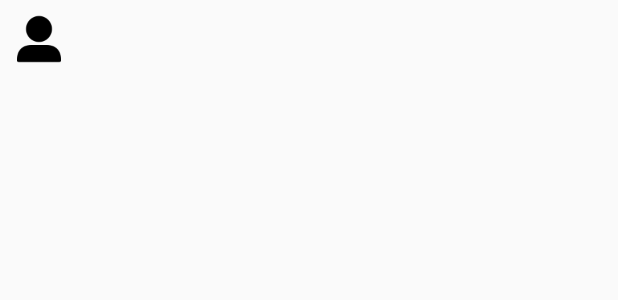
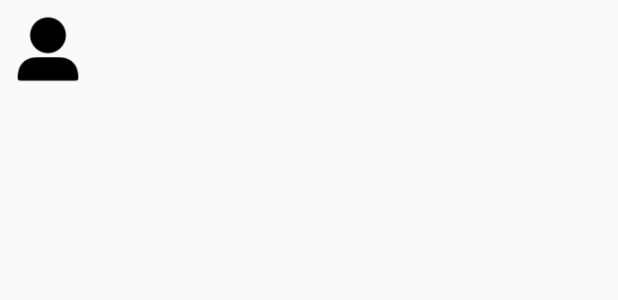
Before and after one commit to JamBuzzers/What-sThatJam-, an Android app: the layout item_search.xml on its own in the app's theme, with its tools: preview values and no code run, on a phone screen of 412 x 824 dp. Shown: the top 300 px of the screen. Run offline under Robolectric (Android 15) with nearby library versions, the phone set to English and light mode, and no system bars; Roboto replaces fonts that are not available here.

Commit message:
made the pictures a bit bigger

```diff
--- a/app/src/main/res/layout/item_search.xml
+++ b/app/src/main/res/layout/item_search.xml
@@ -11,16 +11,22 @@
         android:layout_height="wrap_content"
         android:layout_alignBottom="@+id/ivSearchProfPic"
         android:layout_alignParentEnd="true"
-        android:layout_marginEnd="50dp" />
+        android:layout_marginEnd="19dp"
+        android:textSize="16sp" />
 
     <ImageView
         android:id="@+id/ivSearchProfPic"
-        android:layout_width="32dp"
-        android:layout_height="32dp"
+        android:layout_width="44dp"
+        android:layout_height="45dp"
         android:layout_alignParentStart="true"
         android:layout_centerVertical="true"
-        app:srcCompat="@drawable/instagram_user_filled_24"
-        android:layout_margin="10dp"/>
+        android:layout_marginBottom="10dp"
+        android:layout_marginEnd="10dp"
+        android:layout_marginLeft="10dp"
+        android:layout_marginRight="10dp"
+        android:layout_marginStart="10dp"
+        android:layout_marginTop="10dp"
+        app:srcCompat="@drawable/instagram_user_filled_24" />
 
     <ImageView
         android:id="@+id/ivOnline"
```
Also changed, not shown: app/src/main/res/layout/fragment_create_game.xml (+9 -1 lines).
